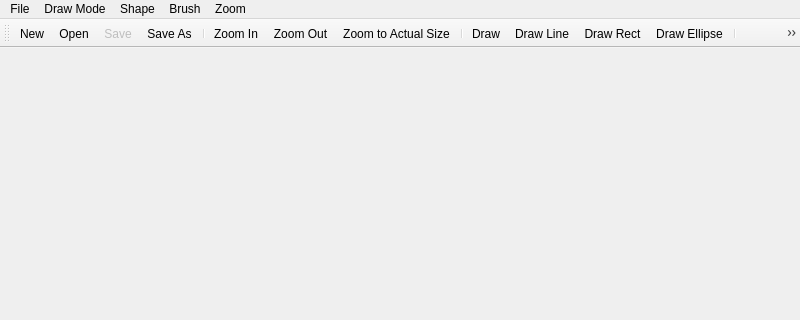
Qt form mainwindow.ui (adam-zielonka/paintAZ) before a commit; both pictures show x 0 to 800 and y 0 to 320 of the 800 by 600 pixel window.
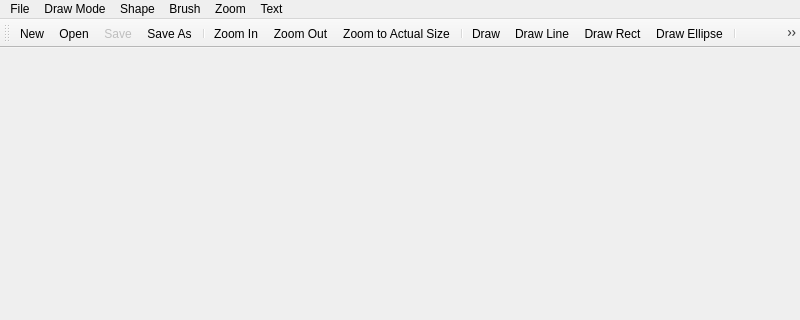
The same form after that commit. Icons and pictures are not drawn.

Diff of the .ui file:
```diff
--- a/mainwindow.ui
+++ b/mainwindow.ui
@@ -64,11 +64,18 @@
     <addaction name="actionZoom_Out"/>
     <addaction name="actionZoom_to_Actual_Size"/>
    </widget>
+   <widget class="QMenu" name="menuPast">
+    <property name="title">
+     <string>Text</string>
+    </property>
+    <addaction name="actionText"/>
+   </widget>
    <addaction name="menuFile"/>
    <addaction name="menuDraw_Mode"/>
    <addaction name="menuShape"/>
    <addaction name="menuBrush"/>
    <addaction name="menuZoom"/>
+   <addaction name="menuPast"/>
   </widget>
   <widget class="QStatusBar" name="statusbar"/>
   <widget class="QToolBar" name="toolBar">
```
Left out of the diff: 8 changed lines with no effect on the pictures.
